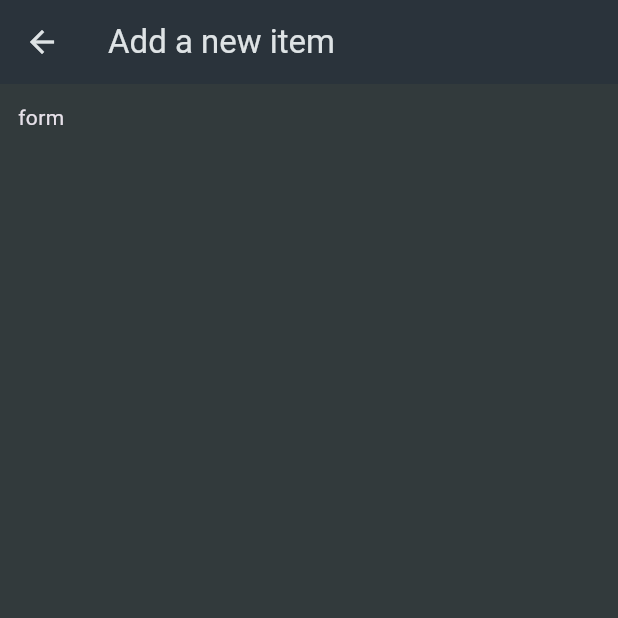
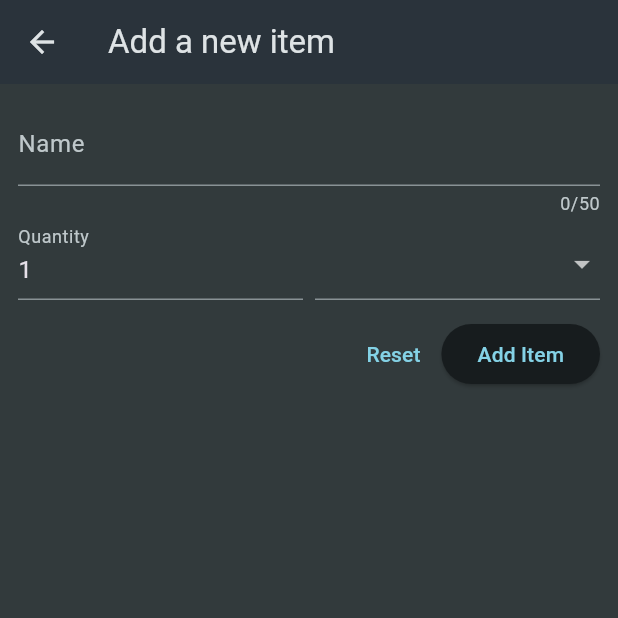
Before and after one commit to ahmedsilinii/shopping_app, a Flutter app: the NewItem screen opened directly, on a phone screen of 412 x 824 dp, the top half of it. Run offline on Flutter 3.47's test engine with Material 3 defaults, Android fonts, the phone set to English and light mode, and no system bars.

Commit message:
added the form

```diff
--- a/lib/widgets/new_item.dart
+++ b/lib/widgets/new_item.dart
@@ -1,4 +1,5 @@
 import 'package:flutter/material.dart';
+import 'package:shopping_app/data/categories.dart';
 
 class NewItem extends StatefulWidget {
   const NewItem({super.key});
@@ -16,9 +17,78 @@ class _NewItemState extends State<NewItem> {
       appBar: AppBar(
         title: const Text('Add a new item'),
       ),
-      body: const Padding(
+      body: Padding(
         padding: const EdgeInsets.all(12),
-        child: Text('form'),
+        child: Form(
+          child: Column(
+            children: [
+              //instead of TextField
+              TextFormField(
+                maxLength: 50,
+                decoration: const InputDecoration(
+                  label: Text('Name'),
+                ),
+                validator: (value) {
+                  return 'Demo..';
+                },
+              ),
+              Row(
+                crossAxisAlignment: CrossAxisAlignment.end,
+                children: [
+                  Expanded(
+                    child: TextFormField(
+                      decoration: const InputDecoration(
+                        label: Text('Quantity'),
+                      ),
+                      initialValue: '1',
+                    ),
+                  ),
+                  const SizedBox(
+                    width: 8,
+                  ),
+                  Expanded(
+                    child: DropdownButtonFormField(
+                      items: [
+                        for (final category in categories.entries)
+                          DropdownMenuItem(
+                            value: category.value,
+                            child: Row(
+                              children: [
+                                Container(
+                                  width: 16,
+                                  height: 16,
+                                  color: category.value.color,
+                                ),
+                                const SizedBox(
+                                  width: 6,
+                                ),
+                                Text(category.value.title)
+                              ],
+                            ),
+                          ),
+                      ],
+                      onChanged: (value) {},
+                    ),
+                  ),
+                ],
+              ),
+              const SizedBox(height: 12),
+              Row(
+                mainAxisAlignment: MainAxisAlignment.end,
+                children: [
+                  TextButton(
+                    onPressed: () {},
+                    child: const Text('Reset'),
+                  ),
+                  ElevatedButton(
+                    onPressed: () {},
+                    child: const Text('Add Item'),
+                  ),
+                ],
+              )
+            ],
+          ),
+        ),
       ),
     );
   }
```
